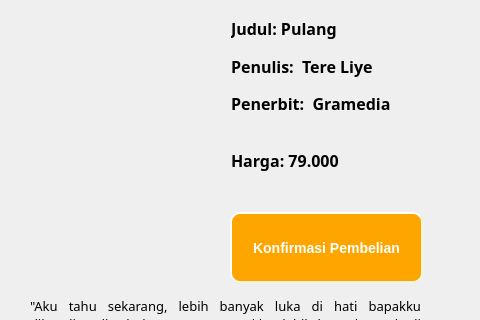
Before: the Qt Designer form konfirmasipulang.ui in Azzamubaidillah/BookGuiApp, drawn with Qt 5; both pictures show x 0 to 480 and y 88 to 408 of the 480 by 547 pixel window.
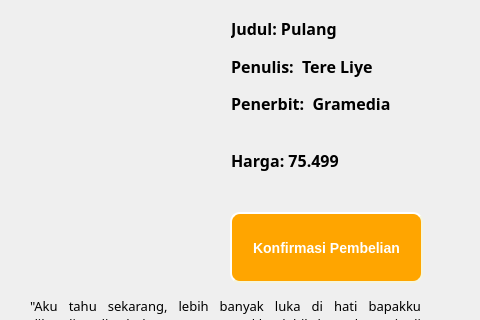
After: the same form once the commit is applied. Icons and pictures are not drawn.

Patch:
```diff
--- a/konfirmasipulang.ui
+++ b/konfirmasipulang.ui
@@ -128,7 +128,7 @@
         </font>
        </property>
        <property name="text">
-        <string>Harga: 79.000</string>
+        <string>Harga: 75.499</string>
        </property>
       </widget>
      </item>
```
